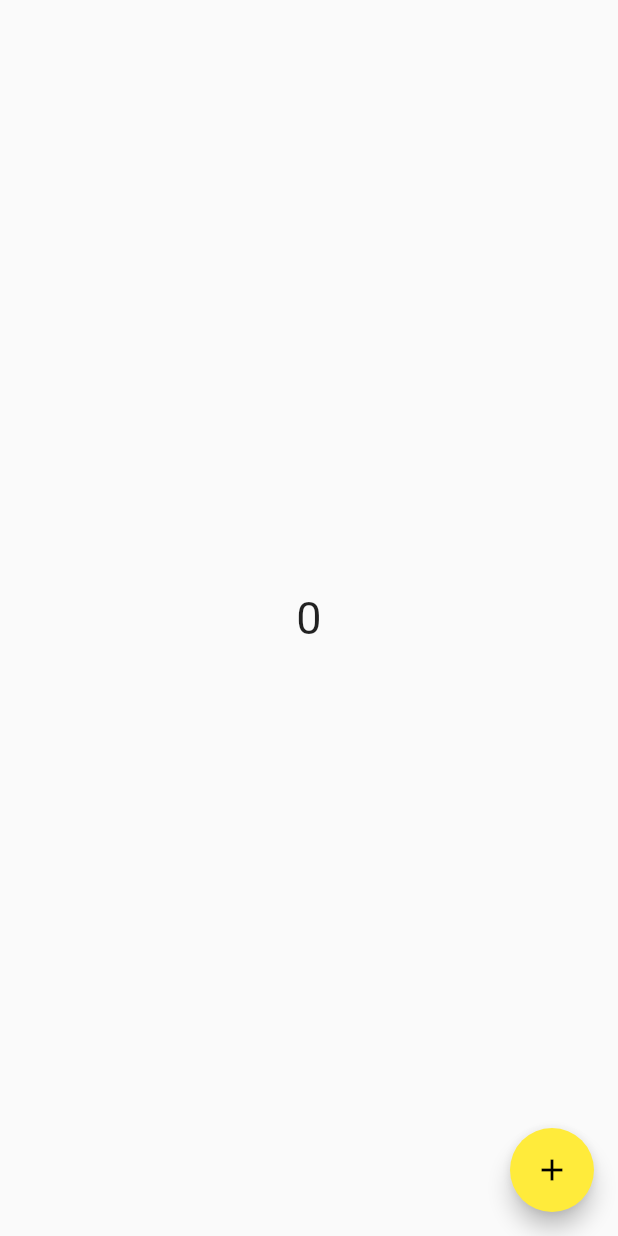
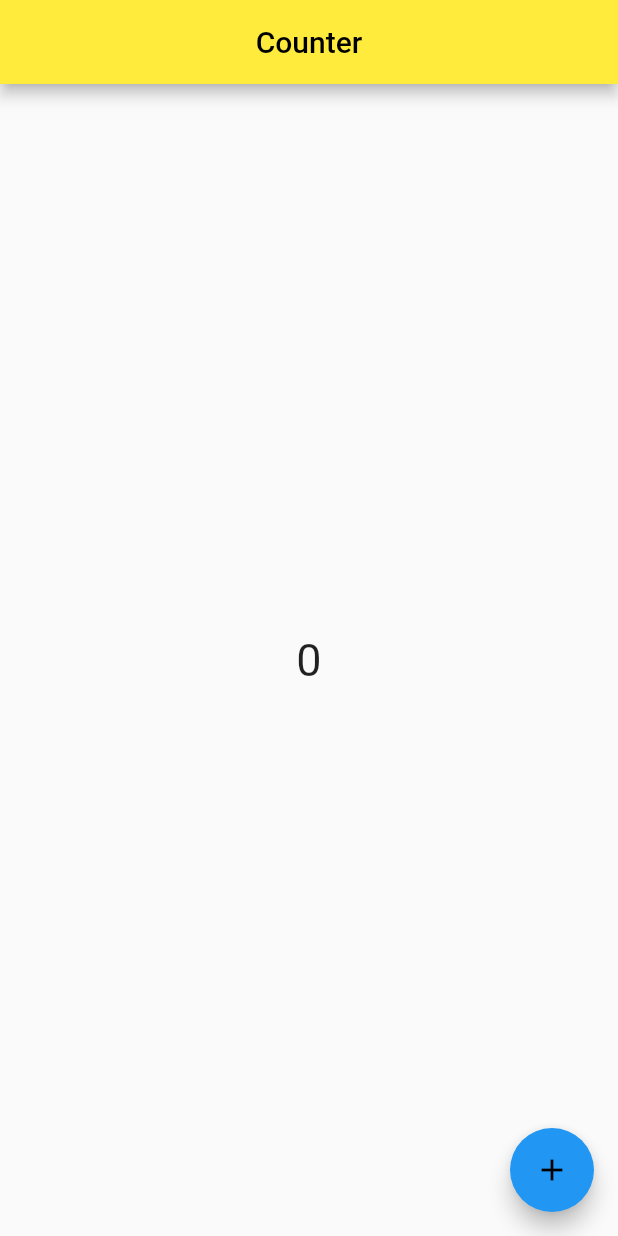
Before and after one commit to Lolett69/flutter_chat_app, a Flutter app: the screen it shows after launch, on a phone screen of 412 x 824 dp. Run offline on Flutter 3.47's test engine with Material 2 defaults, Android fonts, the phone set to English and light mode, and no system bars.

Commit message:
Widget variable vs. state variables

```diff
--- a/lib/counter_stateful_demo.dart
+++ b/lib/counter_stateful_demo.dart
@@ -2,11 +2,21 @@ import 'package:flutter/material.dart';
 
 
 class CounterStateful extends StatefulWidget {
-  const CounterStateful({Key? key}) : super(key: key);
+  Color buttonColor;
+
+  CounterStateful({Key? key, required this .buttonColor}) : super(key: key);
 
   @override
-  State<CounterStateful> createState() => _CounterStatefulState();
+  State<CounterStateful> createState() {
+    State<CounterStateful> stateClassAssociatedWithThisWidget =
+     _CounterStatefulState();
+
+     return stateClassAssociatedWithThisWidget;
+
+  }
 }
+
+
 
 class _CounterStatefulState extends State<CounterStateful> {
   int counter = 0;
@@ -22,7 +32,13 @@ class _CounterStatefulState extends State<CounterStateful> {
   Widget build(BuildContext context) {
 
     return Scaffold(
+      appBar: AppBar(
+        centerTitle: true,
+        title: Text("Counter"),
+      ),
+
       floatingActionButton: FloatingActionButton(
+        backgroundColor: widget.buttonColor,
         child: Icon(Icons.add),
         onPressed: () {
 
--- a/lib/main.dart
+++ b/lib/main.dart
@@ -15,7 +15,7 @@ class ChatApp extends StatelessWidget {
       title: "Chat App",
       theme: ThemeData(primarySwatch: Colors.yellow),
       //
-      home: const CounterStateful(),
+      home: CounterStateful(buttonColor: Colors.blue),
     );
   }
 }
```
